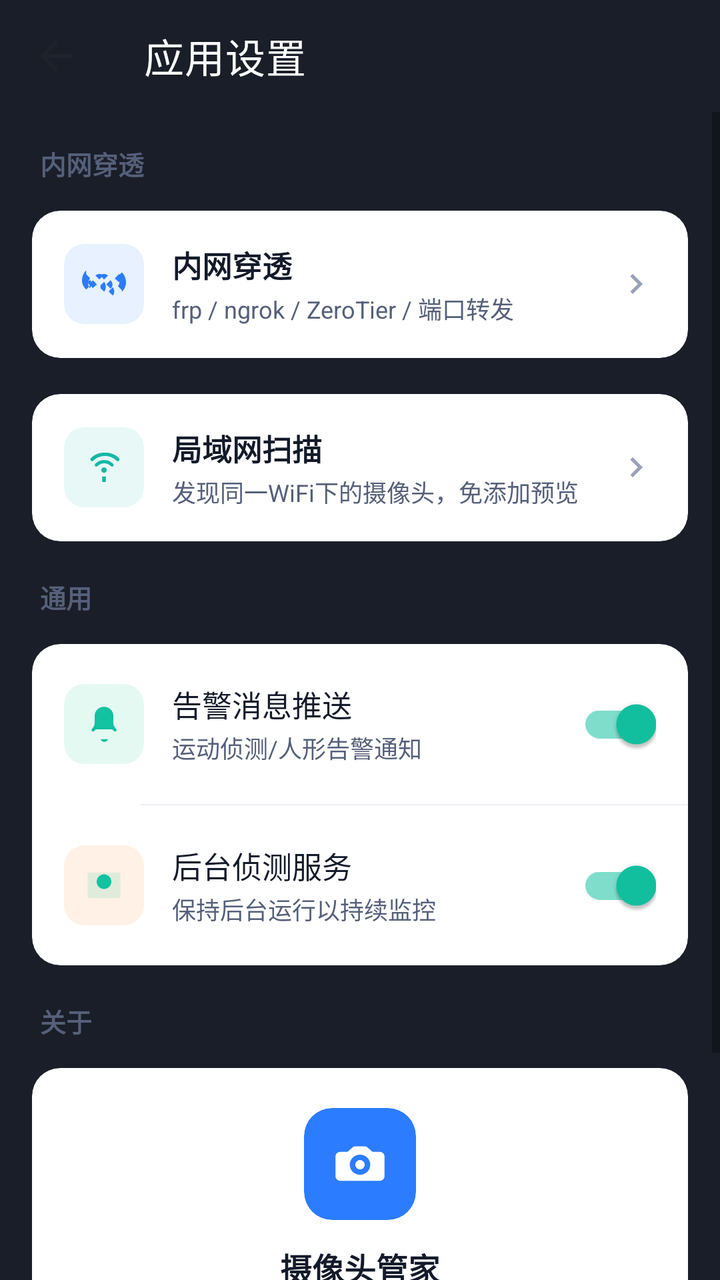
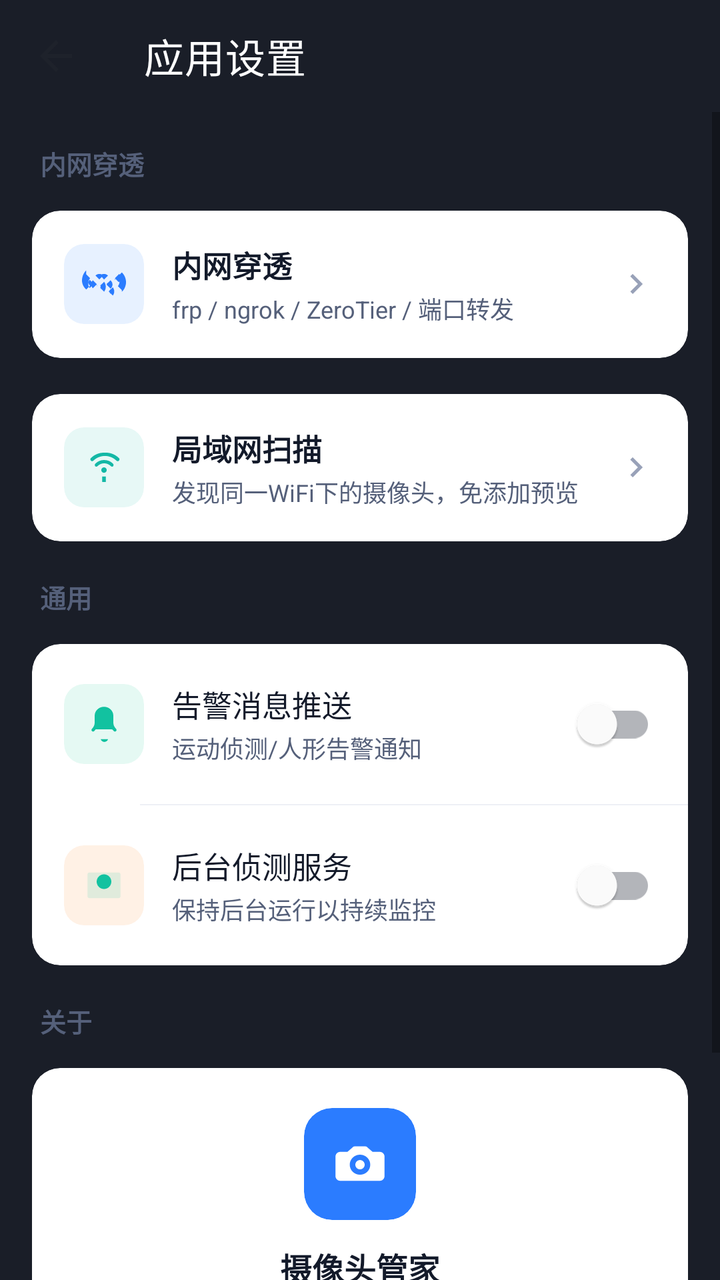

The first picture is an Android layout as it rendered before a commit; the second is the same layout after the commit. The layout source and the unified diff follow.
<!-- AndroidManifest.xml: application theme Theme.CameraManager -->
<!-- res/layout/activity_app_settings.xml -->
<?xml version="1.0" encoding="utf-8"?>
<LinearLayout xmlns:android="http://schemas.android.com/apk/res/android"
    xmlns:app="http://schemas.android.com/apk/res-auto"
    android:layout_width="match_parent" android:layout_height="match_parent"
    android:orientation="vertical" android:background="@color/bg_dark">

    <com.google.android.material.appbar.MaterialToolbar android:id="@+id/toolbar"
        android:layout_width="match_parent" android:layout_height="?attr/actionBarSize"
        android:background="@color/bg_dark" app:title="@string/app_settings_title"
        app:titleTextColor="@color/white"
        app:navigationIcon="@drawable/ic_back_dark"/>

    <ScrollView android:layout_width="match_parent" android:layout_height="0dp"
        android:layout_weight="1" android:clipToPadding="false"
        android:paddingBottom="24dp">
        <LinearLayout android:layout_width="match_parent" android:layout_height="wrap_content"
            android:orientation="vertical" android:padding="16dp">

            
            <TextView style="@style/SectionTitle" android:text="@string/section_tunnel"
                android:layout_marginBottom="8dp"/>
            <com.google.android.material.card.MaterialCardView
                android:id="@+id/cardTunnel"
                android:layout_width="match_parent" android:layout_height="wrap_content"
                app:cardBackgroundColor="@color/bg_card" app:cardCornerRadius="14dp"
                app:cardElevation="0dp" app:strokeWidth="0dp"
                android:layout_marginBottom="18dp"
                app:rippleColor="@color/bg_card_2">
                <LinearLayout android:layout_width="match_parent" android:layout_height="wrap_content"
                    android:orientation="horizontal" android:padding="16dp"
                    android:gravity="center_vertical">
                    <com.google.android.material.card.MaterialCardView
                        android:layout_width="40dp" android:layout_height="40dp"
                        app:cardCornerRadius="10dp" app:cardElevation="0dp"
                        app:strokeWidth="0dp"
                        app:cardBackgroundColor="#1A1677FF">
                        <ImageView android:layout_width="match_parent" android:layout_height="match_parent"
                            android:src="@drawable/ic_network" android:padding="9dp"
                            app:tint="@color/brand_primary"/>
                    </com.google.android.material.card.MaterialCardView>
                    <LinearLayout android:layout_width="0dp" android:layout_height="wrap_content"
                        android:layout_weight="1" android:layout_marginStart="14dp"
                        android:orientation="vertical">
                        <TextView android:layout_width="wrap_content" android:layout_height="wrap_content"
                            android:text="@string/tunnel_manage" android:textColor="@color/text_primary"
                            android:textSize="15sp" android:textStyle="bold"/>
                        <TextView android:layout_width="wrap_content" android:layout_height="wrap_content"
                            android:text="frp / ngrok / ZeroTier / 端口转发"
                            android:textColor="@color/text_secondary" android:textSize="12sp"
                            android:layout_marginTop="2dp"/>
                    </LinearLayout>
                    <ImageView android:layout_width="20dp" android:layout_height="20dp"
                        android:src="@drawable/ic_chevron_right"
                        app:tint="@color/text_tertiary"/>
                </LinearLayout>
            </com.google.android.material.card.MaterialCardView>

            <com.google.android.material.card.MaterialCardView
                android:id="@+id/cardLanScan"
                android:layout_width="match_parent" android:layout_height="wrap_content"
                app:cardBackgroundColor="@color/bg_card" app:cardCornerRadius="14dp"
                app:cardElevation="0dp" app:strokeWidth="0dp"
                android:layout_marginBottom="18dp"
                app:rippleColor="@color/bg_card_2">
                <LinearLayout android:layout_width="match_parent" android:layout_height="wrap_content"
                    android:orientation="horizontal" android:padding="16dp"
                    android:gravity="center_vertical">
                    <com.google.android.material.card.MaterialCardView
                        android:layout_width="40dp" android:layout_height="40dp"
                        app:cardCornerRadius="10dp" app:cardElevation="0dp"
                        app:strokeWidth="0dp"
                        app:cardBackgroundColor="#1A14B8A6">
                        <ImageView android:layout_width="match_parent" android:layout_height="match_parent"
                            android:src="@drawable/ic_scan" android:padding="9dp"
                            app:tint="#FF14B8A6"/>
                    </com.google.android.material.card.MaterialCardView>
                    <LinearLayout android:layout_width="0dp" android:layout_height="wrap_content"
                        android:layout_weight="1" android:layout_marginStart="14dp"
                        android:orientation="vertical">
                        <TextView android:layout_width="wrap_content" android:layout_height="wrap_content"
                            android:text="局域网扫描" android:textColor="@color/text_primary"
                            android:textSize="15sp" android:textStyle="bold"/>
                        <TextView android:layout_width="wrap_content" android:layout_height="wrap_content"
                            android:text="发现同一WiFi下的摄像头，免添加预览"
                            android:textColor="@color/text_secondary" android:textSize="12sp"
                            android:layout_marginTop="2dp"/>
                    </LinearLayout>
                    <ImageView android:layout_width="20dp" android:layout_height="20dp"
                        android:src="@drawable/ic_chevron_right"
                        app:tint="@color/text_tertiary"/>
                </LinearLayout>
            </com.google.android.material.card.MaterialCardView>

            
            <TextView style="@style/SectionTitle" android:text="通用"
                android:layout_marginBottom="8dp"/>
            <com.google.android.material.card.MaterialCardView
                android:layout_width="match_parent" android:layout_height="wrap_content"
                app:cardBackgroundColor="@color/bg_card" app:cardCornerRadius="14dp"
                app:cardElevation="0dp" app:strokeWidth="0dp"
                android:layout_marginBottom="18dp">
                <LinearLayout android:layout_width="match_parent" android:layout_height="wrap_content"
                    android:orientation="vertical">
                    <LinearLayout android:layout_width="match_parent" android:layout_height="wrap_content"
                        android:orientation="horizontal" android:padding="16dp"
                        android:gravity="center_vertical">
                        <com.google.android.material.card.MaterialCardView
                            android:layout_width="40dp" android:layout_height="40dp"
                            app:cardCornerRadius="10dp" app:cardElevation="0dp"
                            app:strokeWidth="0dp"
                            app:cardBackgroundColor="#1A00C48C">
                            <ImageView android:layout_width="match_parent" android:layout_height="match_parent"
                                android:src="@drawable/ic_alarm" android:padding="9dp"
                                app:tint="@color/online_green"/>
                        </com.google.android.material.card.MaterialCardView>
                        <LinearLayout android:layout_width="0dp" android:layout_height="wrap_content"
                            android:layout_weight="1" android:layout_marginStart="14dp"
                            android:orientation="vertical">
                            <TextView android:layout_width="wrap_content" android:layout_height="wrap_content"
                                android:text="告警消息推送" android:textColor="@color/text_primary"
                                android:textSize="15sp"/>
                            <TextView android:layout_width="wrap_content" android:layout_height="wrap_content"
                                android:text="运动侦测/人形告警通知"
                                android:textColor="@color/text_secondary" android:textSize="12sp"
                                android:layout_marginTop="2dp"/>
                        </LinearLayout>
                        <com.google.android.material.switchmaterial.SwitchMaterial
                            android:id="@+id/switchAlarm"
                            android:layout_width="wrap_content" android:layout_height="wrap_content"
                            android:checked="true"/>
                    </LinearLayout>
                    <View style="@style/DividerLine"/>
                    <LinearLayout android:layout_width="match_parent" android:layout_height="wrap_content"
                        android:orientation="horizontal" android:padding="16dp"
                        android:gravity="center_vertical">
                        <com.google.android.material.card.MaterialCardView
                            android:layout_width="40dp" android:layout_height="40dp"
                            app:cardCornerRadius="10dp" app:cardElevation="0dp"
                            app:strokeWidth="0dp"
                            app:cardBackgroundColor="#1AFF7A00">
                            <ImageView android:layout_width="match_parent" android:layout_height="match_parent"
                                android:src="@drawable/ic_record" android:padding="9dp"
                                app:tint="@color/brand_accent"/>
                        </com.google.android.material.card.MaterialCardView>
                        <LinearLayout android:layout_width="0dp" android:layout_height="wrap_content"
                            android:layout_weight="1" android:layout_marginStart="14dp"
                            android:orientation="vertical">
                            <TextView android:layout_width="wrap_content" android:layout_height="wrap_content"
                                android:text="后台侦测服务" android:textColor="@color/text_primary"
                                android:textSize="15sp"/>
                            <TextView android:layout_width="wrap_content" android:layout_height="wrap_content"
                                android:text="保持后台运行以持续监控"
                                android:textColor="@color/text_secondary" android:textSize="12sp"
                                android:layout_marginTop="2dp"/>
                        </LinearLayout>
                        <com.google.android.material.switchmaterial.SwitchMaterial
                            android:id="@+id/switchBackground"
                            android:layout_width="wrap_content" android:layout_height="wrap_content"
                            android:checked="true"/>
                    </LinearLayout>
                </LinearLayout>
            </com.google.android.material.card.MaterialCardView>

            
            <TextView style="@style/SectionTitle" android:text="@string/section_about"
                android:layout_marginBottom="8dp"/>
            <com.google.android.material.card.MaterialCardView
                android:layout_width="match_parent" android:layout_height="wrap_content"
                app:cardBackgroundColor="@color/bg_card" app:cardCornerRadius="14dp"
                app:cardElevation="0dp" app:strokeWidth="0dp">
                <LinearLayout android:layout_width="match_parent" android:layout_height="wrap_content"
                    android:orientation="vertical" android:padding="20dp"
                    android:gravity="center">
                    <com.google.android.material.card.MaterialCardView
                        android:layout_width="56dp" android:layout_height="56dp"
                        app:cardCornerRadius="14dp" app:cardElevation="0dp"
                        app:strokeWidth="0dp"
                        app:cardBackgroundColor="@color/brand_primary">
                        <ImageView android:layout_width="match_parent" android:layout_height="match_parent"
                            android:src="@drawable/ic_camera" android:padding="14dp"
                            app:tint="@color/white"/>
                    </com.google.android.material.card.MaterialCardView>
                    <TextView android:layout_width="wrap_content" android:layout_height="wrap_content"
                        android:text="@string/app_name" android:textColor="@color/text_primary"
                        android:textSize="16sp" android:textStyle="bold"
                        android:layout_marginTop="12dp"/>
                    <TextView android:layout_width="wrap_content" android:layout_height="wrap_content"
                        android:text="@string/about_version" android:textColor="@color/text_secondary"
                        android:textSize="13sp" android:layout_marginTop="4dp"/>
                    <TextView android:layout_width="wrap_content" android:layout_height="wrap_content"
                        android:text="@string/about_desc" android:textColor="@color/text_tertiary"
                        android:textSize="12sp" android:layout_marginTop="10dp"
                        android:gravity="center" android:lineSpacingExtra="2dp"/>
                </LinearLayout>
            </com.google.android.material.card.MaterialCardView>
        </LinearLayout>
    </ScrollView>
</LinearLayout>
<!-- resources referenced by this layout -->
<resources>
  <color name="bg_card">#FFFFFF</color>
  <color name="bg_card_2">#EEF2F8</color>
  <color name="bg_dark">#1A1E28</color>
  <color name="brand_accent">#12C2A0</color>
  <color name="brand_primary">#2B7CFF</color>
  <color name="online_green">#12C2A0</color>
  <color name="text_primary">#131A2A</color>
  <color name="text_secondary">#55607A</color>
  <color name="text_tertiary">#98A1B8</color>
  <color name="white">#FFFFFF</color>
  <!-- drawable ic_back_dark (drawable) -->
  <vector xmlns:android="http://schemas.android.com/apk/res/android"
      android:width="24dp" android:height="24dp"
      android:viewportWidth="24" android:viewportHeight="24">
      <path android:fillColor="#1E222B"
          android:pathData="M20,11H7.8l5.6,-5.6L12,4l-8,8l8,8l1.4,-1.4L7.8,13H20v-2z"/>
  </vector>
  <!-- drawable ic_chevron_right (drawable) -->
  <?xml version="1.0" encoding="utf-8"?>
  <vector xmlns:android="http://schemas.android.com/apk/res/android"
      android:width="24dp" android:height="24dp"
      android:viewportWidth="24" android:viewportHeight="24"
      android:tint="#5C6678">
      <path
          android:fillColor="@android:color/white"
          android:pathData="M10,6l-1.41,1.41L13.17,12l-4.58,4.59L10,18l6,-6z"/>
  </vector>
  <!-- drawable ic_record (drawable) -->
  <?xml version="1.0" encoding="utf-8"?>
  <vector xmlns:android="http://schemas.android.com/apk/res/android"
      android:width="24dp" android:height="24dp"
      android:viewportWidth="24" android:viewportHeight="24">
      
      <path android:fillColor="#22FFFFFF"
          android:pathData="M20,5H4c-0.55,0 -1,0.45 -1,1v12c0,0.55 0.45,1 1,1h16c0.55,0 1,-0.45 1,-1V6c0,-0.55 -0.45,-1 -1,-1z"/>
      
      <path android:fillColor="#FF5252"
          android:pathData="M12,10m-4,0a4,4 0,1 1,8 0a4,4 0,1 1,-8 0"/>
  </vector>
  <string name="about_desc">多品牌摄像头统一管理 · ONVIF/RTSP 标准协议 · NVR 式自动探测</string>
  <string name="about_version">版本 1.0.9</string>
  <string name="app_name">摄像头管家</string>
  <string name="app_settings_title">应用设置</string>
  <string name="section_about">关于</string>
  <string name="section_tunnel">内网穿透</string>
  <string name="tunnel_manage">内网穿透</string>
  <style name="DividerLine">
          <item name="android:layout_width">match_parent</item>
          <item name="android:layout_height">0.5dp</item>
          <item name="android:background">@color/divider</item>
          <item name="android:layout_marginStart">54dp</item>
      </style>
  <style name="SectionTitle">
          <item name="android:layout_width">match_parent</item>
          <item name="android:layout_height">wrap_content</item>
          <item name="android:textSize">13sp</item>
          <item name="android:textStyle">bold</item>
          <item name="android:textColor">@color/text_secondary</item>
          <item name="android:paddingStart">4dp</item>
          <item name="android:paddingBottom">6dp</item>
      </style>
  <color name="divider">#EEF0F5</color>
  <color name="brand_primary_dark">#1E64D6</color>
  <color name="error_red">#F5555B</color>
  <color name="bg_page">#F4F6FB</color>
  <style name="AlertDialogLight" parent="ThemeOverlay.MaterialComponents.MaterialAlertDialog">
          <item name="android:background">@color/bg_card</item>
          <item name="android:textColorPrimary">@color/text_primary</item>
          <item name="colorSurface">@color/bg_card</item>
      </style>
  <!-- unchanged entries left out for length: 5 -->
</resources>

<!-- the commit's change to res/layout/activity_app_settings.xml (unified diff, before → after) -->
@@ -126,8 +126,7 @@
                         </LinearLayout>
                         <com.google.android.material.switchmaterial.SwitchMaterial
                             android:id="@+id/switchAlarm"
-                            android:layout_width="wrap_content" android:layout_height="wrap_content"
-                            android:checked="true"/>
+                            android:layout_width="wrap_content" android:layout_height="wrap_content"/>
                     </LinearLayout>
                     <View style="@style/DividerLine"/>
                     <LinearLayout android:layout_width="match_parent" android:layout_height="wrap_content"
@@ -155,8 +154,7 @@
                         </LinearLayout>
                         <com.google.android.material.switchmaterial.SwitchMaterial
                             android:id="@+id/switchBackground"
-                            android:layout_width="wrap_content" android:layout_height="wrap_content"
-                            android:checked="true"/>
+                            android:layout_width="wrap_content" android:layout_height="wrap_content"/>
                     </LinearLayout>
                 </LinearLayout>
             </com.google.android.material.card.MaterialCardView>
